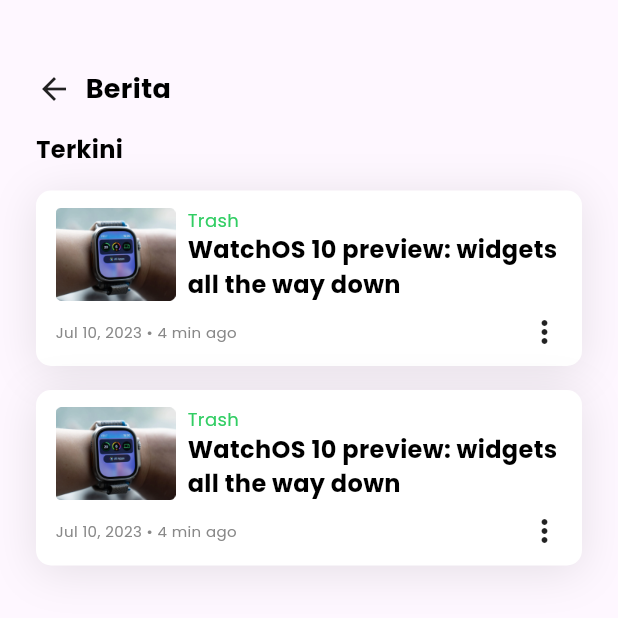
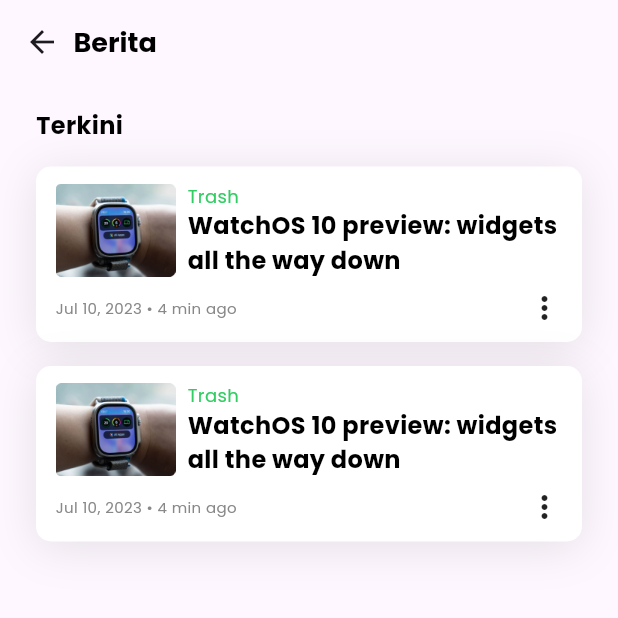
Before and after one commit to mygads/edutrashgo_mobile, a Flutter app: the HomeBerita screen opened directly, on a phone screen of 412 x 824 dp, the top half of it. Run offline on Flutter 3.47's test engine with Material 3 defaults, Android fonts, the phone set to English and light mode, and no system bars; our stand-ins replace google_fonts.

Commit message:
feat: add navigator berita.dart & detail_berita.dart

```diff
--- a/lib/berita.dart
+++ b/lib/berita.dart
@@ -1,4 +1,5 @@
 import 'package:flutter/material.dart';
+import 'package:edutrashgo_mobile/detail_berita.dart';
 
 class HomeBerita extends StatefulWidget {
   const HomeBerita({super.key});
@@ -11,36 +12,44 @@ class _HomeBeritaState extends State<HomeBerita> {
   @override
   Widget build(BuildContext context) {
     return Scaffold(
-        body: SingleChildScrollView(
-      padding: const EdgeInsets.only(
-          top: 46.0, right: 24.0, left: 24.0, bottom: 46.0),
-      child: Column(
-        mainAxisAlignment: MainAxisAlignment.start,
-        crossAxisAlignment: CrossAxisAlignment.start,
+        appBar: AppBar(
+          title: const Row(
             children: <Widget>[
-          //Row back berita
-          const Row(
-            children: <Widget>[
+              //         IconButton(
+              //   icon: Icon(Icons.arrow_back),
+              //   onPressed: () {
+              //     Navigator.pop(context);
+              //   },
+              // ),
+
               Icon(Icons.arrow_back),
 
-              SizedBox(width: 9),
-              Text(
+              SizedBox(width: 9,),
+
+              Expanded(
+                // Expanded untuk menempatkan teks di tengah
+                child: Text(
                   'Berita',
-                textAlign: TextAlign.left,
+                  // textAlign: TextAlign.center, // Atur teks ke tengah
                   style: TextStyle(
                     decoration: TextDecoration.none,
                     fontSize: 18,
                     color: Color(0xff000000),
                     fontFamily: 'Poppins',
-                    fontWeight: FontWeight.bold),
+                    fontWeight: FontWeight.bold,
+                  ),
+                ),
               ),
             ],
           ),
-
-          const SizedBox(
-            height: 16,
         ),
-
+        body: SingleChildScrollView(
+          padding: const EdgeInsets.only(
+              top: 16.0, right: 24.0, left: 24.0, bottom: 46.0),
+          child: Column(
+            mainAxisAlignment: MainAxisAlignment.start,
+            crossAxisAlignment: CrossAxisAlignment.start,
+            children: <Widget>[
               const Row(
                 children: [
                   Text(
@@ -59,7 +68,19 @@ class _HomeBeritaState extends State<HomeBerita> {
               ),
 
               //Card Berita
-          Container(
+
+              GestureDetector(
+                onTap: () {
+                  // Handler untuk menangani ketika container ditekan
+                  // Anda dapat menambahkan logika atau navigasi sesuai kebutuhan
+                  Navigator.push(
+                    context,
+                    MaterialPageRoute(
+                      builder: (context) => const DetailBerita(),
+                    ), // Ganti CartPage dengan nama halaman Anda.
+                  );
+                },
+                child: Container(
                   decoration: ShapeDecoration(
                     color: Colors.white,
                     shape: RoundedRectangleBorder(
@@ -88,7 +109,8 @@ class _HomeBeritaState extends State<HomeBerita> {
                               fit: BoxFit.fill,
                             ),
                             const SizedBox(
-                          width: 8), // Tambahkan SizedBox untuk memberi jarak
+                              width: 8,
+                            ), // Tambahkan SizedBox untuk memberi jarak
                             const Expanded(
                               // Gunakan Expanded untuk mengatur teks yang berlebihan
                               child: Column(
@@ -107,8 +129,7 @@ class _HomeBeritaState extends State<HomeBerita> {
                                   Text(
                                     'WatchOS 10 preview: widgets all the way down',
                                     maxLines: 2,
-                              overflow: TextOverflow
-                                  .ellipsis,
+                                    overflow: TextOverflow.ellipsis,
                                     // Menggunakan ellipsis untuk menggantikan clip
                                     style: TextStyle(
                                       fontFamily: 'Poppins',
@@ -144,10 +165,24 @@ class _HomeBeritaState extends State<HomeBerita> {
                     ),
                   ),
                 ),
+              ),
 
-          const SizedBox(height: 16,),
+              const SizedBox(
+                height: 16,
+              ),
 
-          Container(
+              GestureDetector(
+                onTap: () {
+                  // Handler untuk menangani ketika container ditekan
+                  // Anda dapat menambahkan logika atau navigasi sesuai kebutuhan
+                  Navigator.push(
+                    context,
+                    MaterialPageRoute(
+                      builder: (context) => const DetailBerita(),
+                    ), // Ganti CartPage dengan nama halaman Anda.
+                  );
+                },
+                child: Container(
                   decoration: ShapeDecoration(
                     color: Colors.white,
                     shape: RoundedRectangleBorder(
@@ -176,7 +211,8 @@ class _HomeBeritaState extends State<HomeBerita> {
                               fit: BoxFit.fill,
                             ),
                             const SizedBox(
-                          width: 8), // Tambahkan SizedBox untuk memberi jarak
+                              width: 8,
+                            ), // Tambahkan SizedBox untuk memberi jarak
                             const Expanded(
                               // Gunakan Expanded untuk mengatur teks yang berlebihan
                               child: Column(
@@ -195,8 +231,7 @@ class _HomeBeritaState extends State<HomeBerita> {
                                   Text(
                                     'WatchOS 10 preview: widgets all the way down',
                                     maxLines: 2,
-                              overflow: TextOverflow
-                                  .ellipsis,
+                                    overflow: TextOverflow.ellipsis,
                                     // Menggunakan ellipsis untuk menggantikan clip
                                     style: TextStyle(
                                       fontFamily: 'Poppins',
@@ -231,8 +266,8 @@ class _HomeBeritaState extends State<HomeBerita> {
                       ],
                     ),
                   ),
-          )
-
+                ),
+              ),
             ],
           ),
         ));
--- a/lib/main.dart
+++ b/lib/main.dart
@@ -1,5 +1,6 @@
+import 'package:edutrashgo_mobile/berita.dart';
 import 'package:flutter/material.dart';
-import 'package:edutrashgo_mobile/detail_berita.dart';
+// import 'package:edutrashgo_mobile/detail_berita.dart';
 import 'package:google_fonts/google_fonts.dart';
 
 void main() {
@@ -35,7 +36,7 @@
         colorScheme: ColorScheme.fromSeed(seedColor: Colors.deepPurple),
         useMaterial3: true,
       ),
-      home: const DetailBerita(),
+      home: const HomeBerita(),
     );
   }
 }
```
Also changed, not shown: lib/detail_berita.dart (+23 -18 lines). Lines whose indentation alone changed are shown as unchanged.
